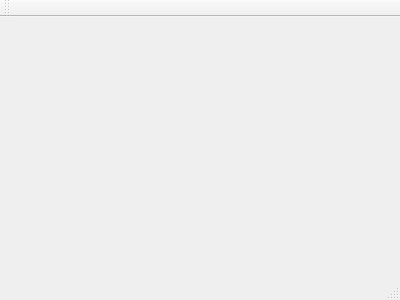
This is clientudpwindow.ui in jhgao/ncclient-udp as Qt 5 draws it before an edit. The edited form follows.
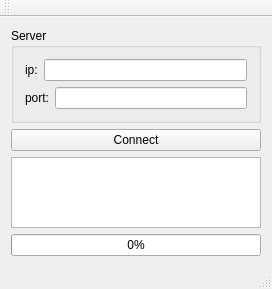
This is the edited form. Custom widgets are drawn as their Qt base class.

The edit to the form file:
```diff
--- a/clientudpwindow.ui
+++ b/clientudpwindow.ui
@@ -1,24 +1,107 @@
 <ui version="4.0">
  <class>ClientUDPWindow</class>
- <widget class="QMainWindow" name="ClientUDPWindow" >
-  <property name="geometry" >
+ <widget class="QMainWindow" name="ClientUDPWindow">
+  <property name="geometry">
    <rect>
     <x>0</x>
     <y>0</y>
-    <width>400</width>
-    <height>300</height>
+    <width>272</width>
+    <height>289</height>
    </rect>
   </property>
   <property name="windowTitle" >
    <string>ClientUDPWindow</string>
   </property>
-  <widget class="QMenuBar" name="menuBar" />
-  <widget class="QToolBar" name="mainToolBar" />
-  <widget class="QWidget" name="centralWidget" />
-  <widget class="QStatusBar" name="statusBar" />
+  <widget class="QWidget" name="centralWidget">
+   <layout class="QGridLayout" name="gridLayout">
+    <item row="0" column="0">
+     <widget class="QGroupBox" name="groupBox_server">
+      <property name="title">
+       <string>Server</string>
+      </property>
+      <layout class="QVBoxLayout" name="verticalLayout">
+       <item>
+        <layout class="QHBoxLayout" name="horizontalLayout">
+         <item>
+          <widget class="QLabel" name="label_serverAddr">
+           <property name="text">
+            <string>ip:</string>
+           </property>
+          </widget>
+         </item>
+         <item>
+          <widget class="QLineEdit" name="lineEdit_serverAddr"/>
+         </item>
+        </layout>
+       </item>
+       <item>
+        <layout class="QHBoxLayout" name="horizontalLayout_2">
+         <item>
+          <widget class="QLabel" name="label_serverPort">
+           <property name="text">
+            <string>port:</string>
+           </property>
+          </widget>
+         </item>
+         <item>
+          <widget class="QLineEdit" name="lineEdit_serverPort"/>
+         </item>
+        </layout>
+       </item>
+      </layout>
+     </widget>
+    </item>
+    <item row="1" column="0">
+     <widget class="QPushButton" name="pushButton_linkServer">
+      <property name="text">
+       <string>Connect</string>
+      </property>
+     </widget>
+    </item>
+    <item row="2" column="0">
+     <widget class="RcvProgressView" name="graphicsView">
+      <property name="alignment">
+       <set>Qt::AlignLeading|Qt::AlignLeft|Qt::AlignTop</set>
+      </property>
+     </widget>
+    </item>
+    <item row="3" column="0">
+     <widget class="QProgressBar" name="progressBar">
+      <property name="value">
+       <number>0</number>
+      </property>
+     </widget>
+    </item>
+   </layout>
+  </widget>
+  <widget class="QMenuBar" name="menuBar">
+   <property name="geometry">
+    <rect>
+     <x>0</x>
+     <y>0</y>
+     <width>272</width>
+     <height>23</height>
+    </rect>
+   </property>
+  </widget>
+  <widget class="QToolBar" name="mainToolBar">
+   <attribute name="toolBarArea">
+    <enum>TopToolBarArea</enum>
+   </attribute>
+   <attribute name="toolBarBreak">
+    <bool>false</bool>
+   </attribute>
+  </widget>
+  <widget class="QStatusBar" name="statusBar"/>
  </widget>
- <layoutDefault spacing="6" margin="11" />
- <pixmapfunction></pixmapfunction>
+ <layoutdefault spacing="6" margin="11"/>
+ <customwidgets>
+  <customwidget>
+   <class>RcvProgressView</class>
+   <extends>QGraphicsView</extends>
+   <header>gui/rcvprogressview.h</header>
+  </customwidget>
+ </customwidgets>
  <resources/>
  <connections/>
 </ui>
```
Left out of the diff: 3 changed lines with no effect on the pictures.
